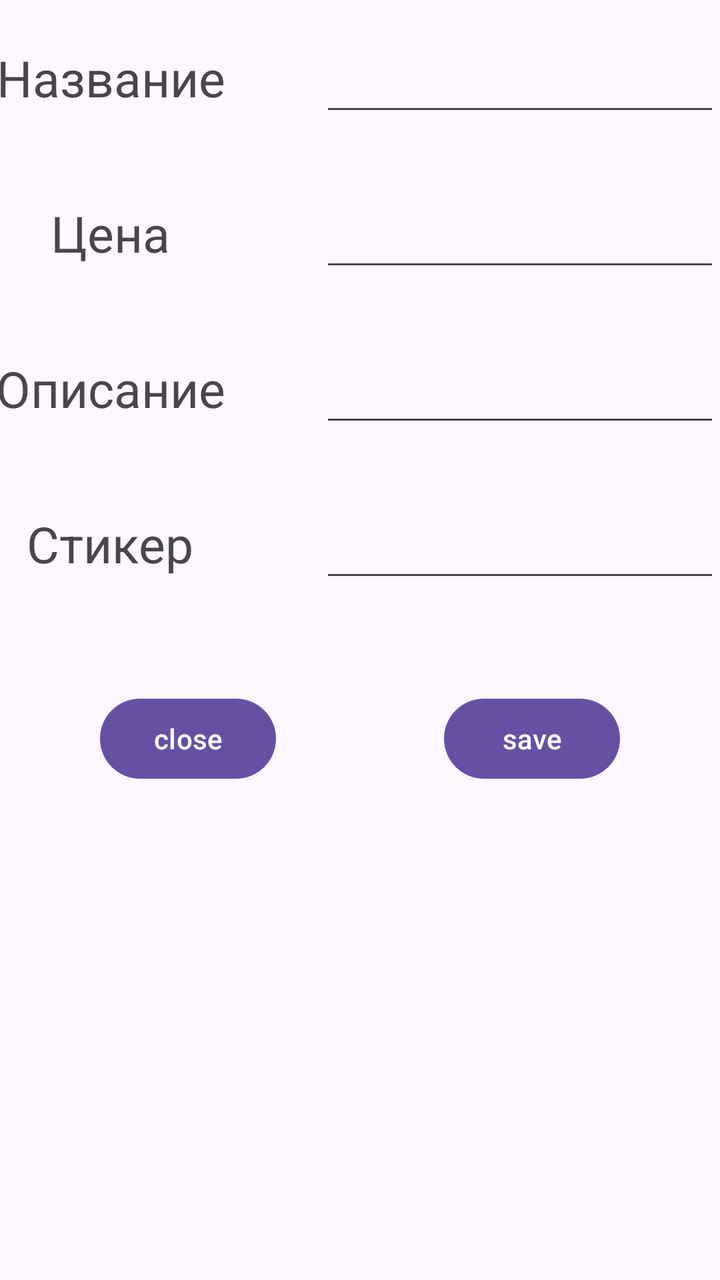
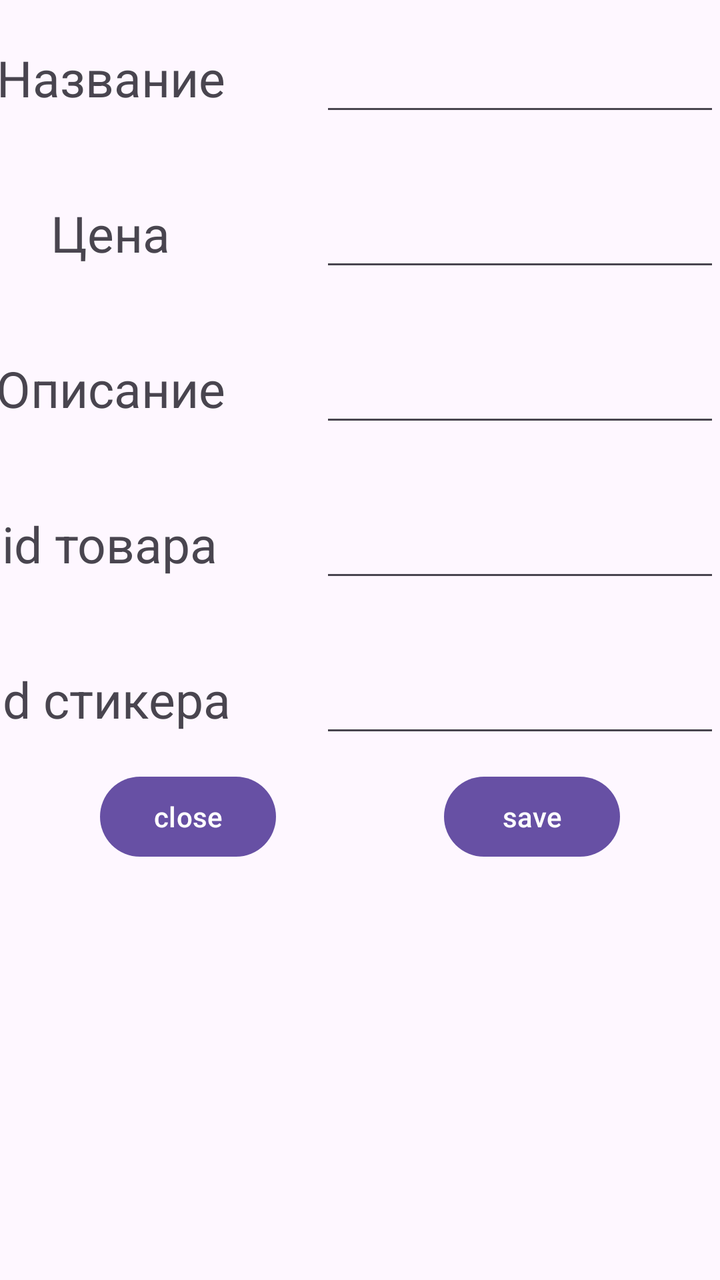

Compare the two renders of this Android layout. The source of the first and the diff that turns it into the second are given below.
<!-- AndroidManifest.xml: application theme Theme.TelegramBot -->
<!-- res/layout/dialog_edit.xml -->
<?xml version="1.0" encoding="utf-8"?>
<androidx.constraintlayout.widget.ConstraintLayout xmlns:android="http://schemas.android.com/apk/res/android"
    xmlns:app="http://schemas.android.com/apk/res-auto"
    xmlns:tools="http://schemas.android.com/tools"
    android:layout_width="match_parent"
    android:layout_height="match_parent">

    <View
        android:id="@+id/view"
        android:layout_width="0dp"
        android:layout_height="450dp"
        app:layout_constraintEnd_toEndOf="parent"
        app:layout_constraintHorizontal_bias="0.0"
        app:layout_constraintStart_toStartOf="parent"
        app:layout_constraintTop_toTopOf="parent">


    </View>

    <TextView
        android:id="@+id/textViewName"
        android:layout_width="wrap_content"
        android:layout_height="wrap_content"
        android:layout_marginTop="22dp"
        android:layout_marginEnd="50dp"
        android:text="@string/name"
        android:textSize="25sp"
        app:layout_constraintEnd_toStartOf="@+id/stuff_name"
        app:layout_constraintStart_toStartOf="parent"
        app:layout_constraintTop_toTopOf="@+id/view" />

    <TextView
        android:id="@+id/textViewPrice"
        android:layout_width="wrap_content"
        android:layout_height="wrap_content"
        android:layout_marginTop="44dp"
        android:layout_marginEnd="50dp"
        android:text="@string/price"
        android:textSize="25sp"
        app:layout_constraintEnd_toStartOf="@+id/stuff_price"
        app:layout_constraintStart_toStartOf="parent"
        app:layout_constraintTop_toBottomOf="@+id/textViewName" />

    <TextView
        android:id="@+id/textViewDescription"
        android:layout_width="wrap_content"
        android:layout_height="wrap_content"
        android:layout_marginTop="44dp"
        android:layout_marginEnd="50dp"
        android:text="@string/description"
        android:textSize="25sp"
        app:layout_constraintEnd_toStartOf="@+id/stuff_description"
        app:layout_constraintStart_toStartOf="parent"
        app:layout_constraintTop_toBottomOf="@+id/textViewPrice" />

    <TextView
        android:id="@+id/textViewSticker"
        android:layout_width="wrap_content"
        android:layout_height="wrap_content"
        android:layout_marginTop="44dp"
        android:layout_marginEnd="50dp"
        android:text="@string/sticker"
        android:textSize="25sp"
        app:layout_constraintEnd_toStartOf="@+id/stuff_sticker"
        app:layout_constraintStart_toStartOf="parent"
        app:layout_constraintTop_toBottomOf="@+id/textViewDescription" />

    <EditText
        android:id="@+id/stuff_name"
        android:layout_width="200dp"
        android:layout_height="48dp"
        android:autofillHints=""
        android:ems="10"
        android:inputType="text"
        app:layout_constraintBottom_toBottomOf="@+id/textViewName"
        app:layout_constraintEnd_toEndOf="parent"
        app:layout_constraintTop_toTopOf="@+id/textViewName"
        tools:ignore="LabelFor,SpeakableTextPresentCheck" />

    <EditText
        android:id="@+id/stuff_price"
        android:layout_width="200dp"
        android:layout_height="48dp"
        android:autofillHints=""
        android:ems="10"
        android:inputType="text"
        app:layout_constraintBottom_toBottomOf="@+id/textViewPrice"
        app:layout_constraintEnd_toEndOf="parent"
        app:layout_constraintTop_toTopOf="@+id/textViewPrice"
        tools:ignore="LabelFor,SpeakableTextPresentCheck" />

    <EditText
        android:id="@+id/stuff_description"
        android:layout_width="200dp"
        android:layout_height="48dp"
        android:autofillHints=""
        android:ems="10"
        android:inputType="text"
        app:layout_constraintBottom_toBottomOf="@+id/textViewDescription"
        app:layout_constraintEnd_toEndOf="parent"
        app:layout_constraintTop_toTopOf="@+id/textViewDescription"
        tools:ignore="LabelFor,SpeakableTextPresentCheck" />

    <EditText
        android:id="@+id/stuff_sticker"
        android:layout_width="200dp"
        android:layout_height="48dp"
        android:autofillHints=""
        android:ems="10"
        android:inputType="text"
        app:layout_constraintBottom_toBottomOf="@+id/textViewSticker"
        app:layout_constraintEnd_toEndOf="parent"
        app:layout_constraintTop_toTopOf="@+id/textViewSticker"
        tools:ignore="LabelFor,SpeakableTextPresentCheck" />

    <Button
        android:id="@+id/close"
        android:layout_width="wrap_content"
        android:layout_height="wrap_content"
        android:layout_marginStart="50dp"
        android:text="@string/close"
        app:layout_constraintBottom_toBottomOf="@+id/view"
        app:layout_constraintStart_toStartOf="parent"
        app:layout_constraintTop_toBottomOf="@+id/textViewSticker" />

    <Button
        android:id="@+id/save"
        android:layout_width="wrap_content"
        android:layout_height="wrap_content"
        android:layout_marginEnd="50dp"
        android:text="@string/save"
        app:layout_constraintBottom_toBottomOf="@+id/view"
        app:layout_constraintEnd_toEndOf="parent"
        app:layout_constraintTop_toBottomOf="@+id/textViewSticker" />
</androidx.constraintlayout.widget.ConstraintLayout>
<!-- resources referenced by this layout -->
<resources>
  <string name="close">close</string>
  <string name="description">Описание</string>
  <string name="name">Название</string>
  <string name="price">Цена</string>
  <string name="save">save</string>
  <string name="sticker">Стикер</string>
  <style name="Theme.TelegramBot" parent="Base.Theme.TelegramBot" />
  <style name="Base.Theme.TelegramBot" parent="Theme.Material3.DayNight.NoActionBar">
          
          
      </style>
</resources>

<!-- the commit's change to res/layout/dialog_edit.xml (unified diff, before → after) -->
@@ -54,16 +54,28 @@
         app:layout_constraintTop_toBottomOf="@+id/textViewPrice" />
 
     <TextView
-        android:id="@+id/textViewSticker"
+        android:id="@+id/textViewStickerId"
         android:layout_width="wrap_content"
         android:layout_height="wrap_content"
         android:layout_marginTop="44dp"
         android:layout_marginEnd="50dp"
-        android:text="@string/sticker"
+        android:text="@string/stickerId"
         android:textSize="25sp"
-        app:layout_constraintEnd_toStartOf="@+id/stuff_sticker"
+        app:layout_constraintEnd_toStartOf="@+id/stuff_sticker_id"
         app:layout_constraintStart_toStartOf="parent"
         app:layout_constraintTop_toBottomOf="@+id/textViewDescription" />
+
+    <TextView
+        android:id="@+id/textViewStickerUniqueId"
+        android:layout_width="wrap_content"
+        android:layout_height="wrap_content"
+        android:layout_marginTop="44dp"
+        android:layout_marginEnd="50dp"
+        android:text="@string/stickerUniqueId"
+        android:textSize="25sp"
+        app:layout_constraintEnd_toStartOf="@+id/stuff_sticker_unique_id"
+        app:layout_constraintStart_toStartOf="parent"
+        app:layout_constraintTop_toBottomOf="@+id/textViewStickerId"  />
 
     <EditText
         android:id="@+id/stuff_name"
@@ -102,15 +114,27 @@
         tools:ignore="LabelFor,SpeakableTextPresentCheck" />
 
     <EditText
-        android:id="@+id/stuff_sticker"
+        android:id="@+id/stuff_sticker_id"
         android:layout_width="200dp"
         android:layout_height="48dp"
         android:autofillHints=""
         android:ems="10"
         android:inputType="text"
-        app:layout_constraintBottom_toBottomOf="@+id/textViewSticker"
+        app:layout_constraintBottom_toBottomOf="@+id/textViewStickerId"
         app:layout_constraintEnd_toEndOf="parent"
-        app:layout_constraintTop_toTopOf="@+id/textViewSticker"
+        app:layout_constraintTop_toTopOf="@+id/textViewStickerId"
+        tools:ignore="LabelFor,SpeakableTextPresentCheck" />
+
+    <EditText
+        android:id="@+id/stuff_sticker_unique_id"
+        android:layout_width="200dp"
+        android:layout_height="48dp"
+        android:autofillHints=""
+        android:ems="10"
+        android:inputType="text"
+        app:layout_constraintBottom_toBottomOf="@+id/textViewStickerUniqueId"
+        app:layout_constraintEnd_toEndOf="parent"
+        app:layout_constraintTop_toTopOf="@+id/textViewStickerUniqueId"
         tools:ignore="LabelFor,SpeakableTextPresentCheck" />
 
     <Button
@@ -121,7 +145,7 @@
         android:text="@string/close"
         app:layout_constraintBottom_toBottomOf="@+id/view"
         app:layout_constraintStart_toStartOf="parent"
-        app:layout_constraintTop_toBottomOf="@+id/textViewSticker" />
+        app:layout_constraintTop_toBottomOf="@+id/textViewStickerUniqueId" />
 
     <Button
         android:id="@+id/save"
@@ -131,5 +155,5 @@
         android:text="@string/save"
         app:layout_constraintBottom_toBottomOf="@+id/view"
         app:layout_constraintEnd_toEndOf="parent"
-        app:layout_constraintTop_toBottomOf="@+id/textViewSticker" />
+        app:layout_constraintTop_toBottomOf="@+id/textViewStickerUniqueId" />
 </androidx.constraintlayout.widget.ConstraintLayout>
<!-- resource entries referenced after the edit -->
@@ -5,7 +5,8 @@
   <string name="name">Название</string>
   <string name="price">Цена</string>
   <string name="save">save</string>
-  <string name="sticker">Стикер</string>
+  <string name="stickerId">id товара</string>
+  <string name="stickerUniqueId">id стикера</string>
   <style name="Theme.TelegramBot" parent="Base.Theme.TelegramBot" />
   <style name="Base.Theme.TelegramBot" parent="Theme.Material3.DayNight.NoActionBar">
           
